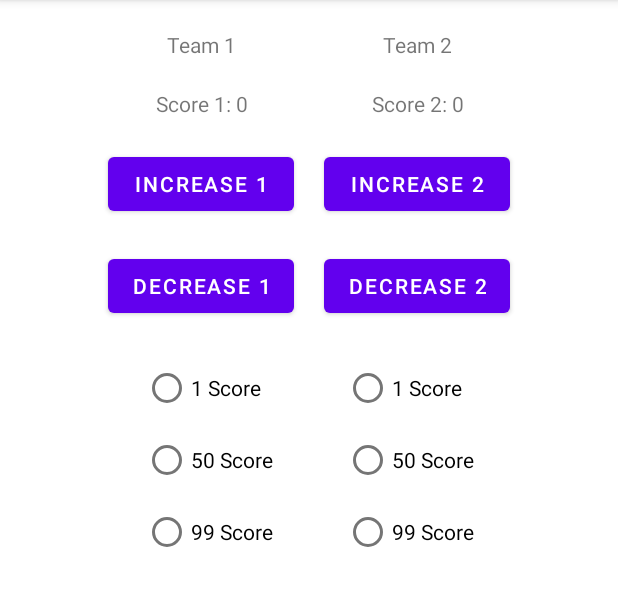
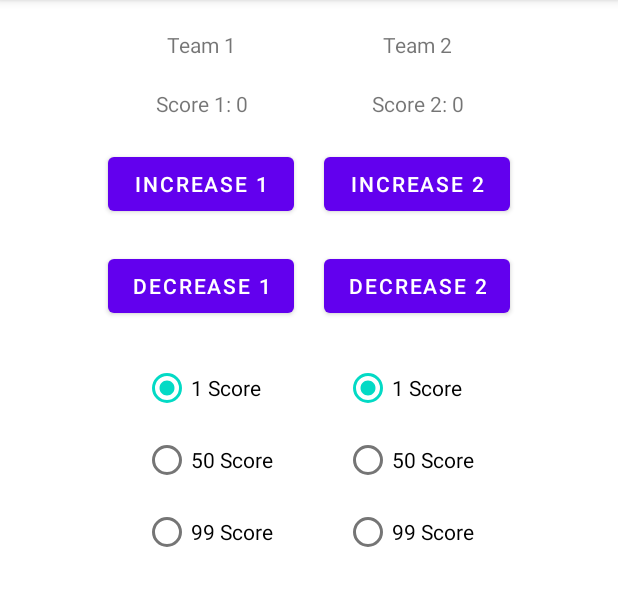
Before and after one commit to kevinle-it/JAV1001-ScoreKeeper, an Android app: the screen it shows after launch (MainActivity), on a phone screen of 412 x 824 dp, the part 84-690 px from its top. Run offline under Robolectric (Android 15) with nearby library versions, the phone set to English and light mode, and no system bars.

```diff
--- a/app/src/main/res/layout/activity_main.xml
+++ b/app/src/main/res/layout/activity_main.xml
@@ -126,7 +126,8 @@
                 android:id="@+id/team1ScoreRadioGroup"
                 android:layout_width="match_parent"
                 android:layout_height="match_parent"
-                android:layout_gravity="center_horizontal">
+                android:layout_gravity="center_horizontal"
+                android:checkedButton="@+id/team1Score1RadioBtn">
 
                 <RadioButton
                     android:id="@+id/team1Score1RadioBtn"
@@ -153,7 +154,8 @@
                 android:id="@+id/team2ScoreRadioGroup"
                 android:layout_width="match_parent"
                 android:layout_height="match_parent"
-                android:layout_gravity="center_horizontal">
+                android:layout_gravity="center_horizontal"
+                android:checkedButton="@+id/team2Score1RadioBtn">
 
                 <RadioButton
                     android:id="@+id/team2Score1RadioBtn"
```
